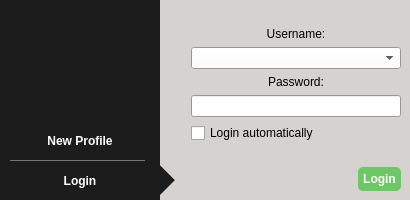
Qt form src/loginscreen.ui (qTox/qTox) before a commit.
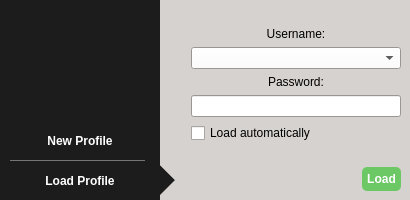
The same form after that commit. Icons and pictures are not drawn.

Commit message:
Reword login window: "Login" → "Load Profile"
thanks to @LittleVulpix suggestion

fixes #1898

The edit to the form file:
```diff
--- a/src/loginscreen.ui
+++ b/src/loginscreen.ui
@@ -784,7 +784,7 @@
             <string>If the profile does not have a password, qTox can skip the login screen</string>
            </property>
            <property name="text">
-            <string>Login automatically</string>
+            <string>Load automatically</string>
            </property>
           </widget>
          </item>
@@ -1006,7 +1006,7 @@
 background-color:#6cc865;</string>
              </property>
              <property name="text">
-              <string>Login</string>
+              <string>Load</string>
              </property>
              <property name="flat">
               <bool>true</bool>
@@ -1121,7 +1121,7 @@
 color:white;</string>
    </property>
    <property name="text">
-    <string>Login</string>
+    <string>Load Profile</string>
    </property>
    <property name="flat">
     <bool>true</bool>
```
